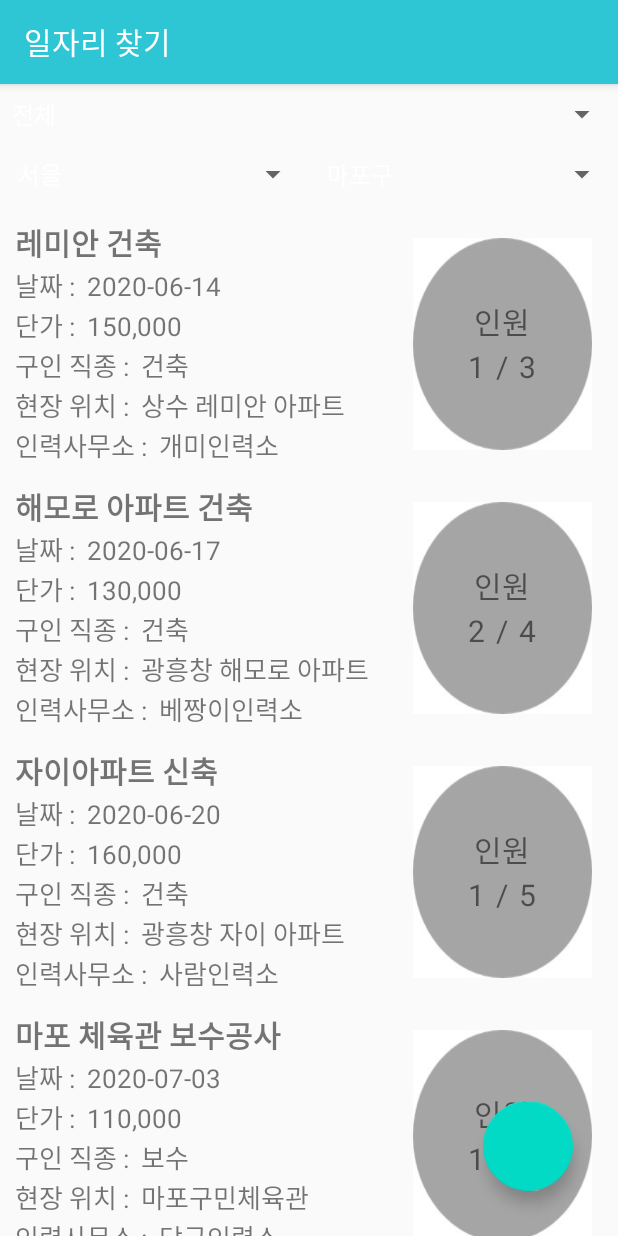
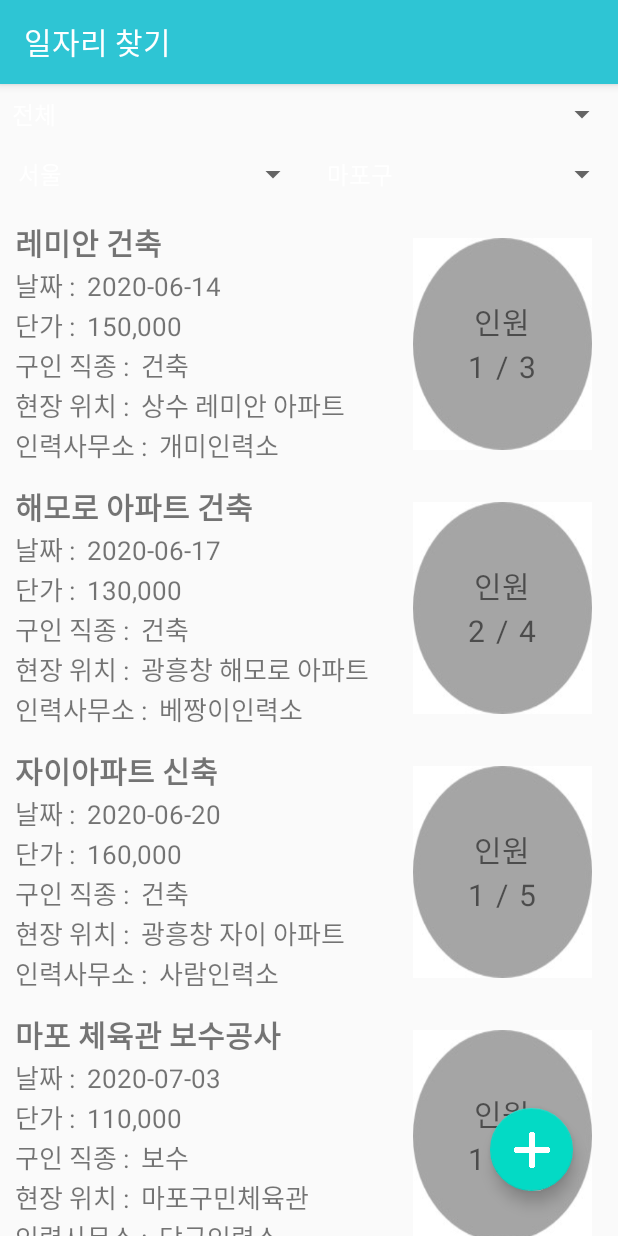
Before and after one commit to dudwls901/Rickshaw_Offerer, an Android app: the MainActivity screen opened directly, with no data from a screen before it, on a phone screen of 412 x 824 dp. Run offline under Robolectric (Android 15) with nearby library versions, the phone set to English and light mode, and no system bars.

Commit message:
20200621

```diff
--- a/app/src/main/java/kr/co/ilg/activity/findwork/ListAdapter.java
+++ b/app/src/main/java/kr/co/ilg/activity/findwork/ListAdapter.java
@@ -67,8 +67,6 @@ public class ListAdapter extends RecyclerView.Adapter<RecyclerView.ViewHolder> {
                 context.startActivity(intent);
             }
         });
-
-
     }
     @Override
     public int getItemCount() {
--- a/app/src/main/res/layout/activity_main.xml
+++ b/app/src/main/res/layout/activity_main.xml
@@ -52,10 +52,12 @@
     </LinearLayout>
 
     <com.google.android.material.floatingactionbutton.FloatingActionButton
-        android:layout_width="60dp"
-        android:layout_height="60dp"
+        android:layout_width="55dp"
+        android:layout_height="55dp"
         android:layout_margin="30dp"
+        android:src="@drawable/ddongplus"
         app:fabSize="normal"
+        android:background="@color/colorPrimary"
         android:id="@+id/fab_btn"
         app:layout_constraintBottom_toBottomOf="parent"
         app:layout_constraintRight_toRightOf="parent" />
```
Also changed, not shown: app/src/main/res/drawable-v24/ddongplus.png (added), app/src/main/res/drawable-v24/plus.png (added).
